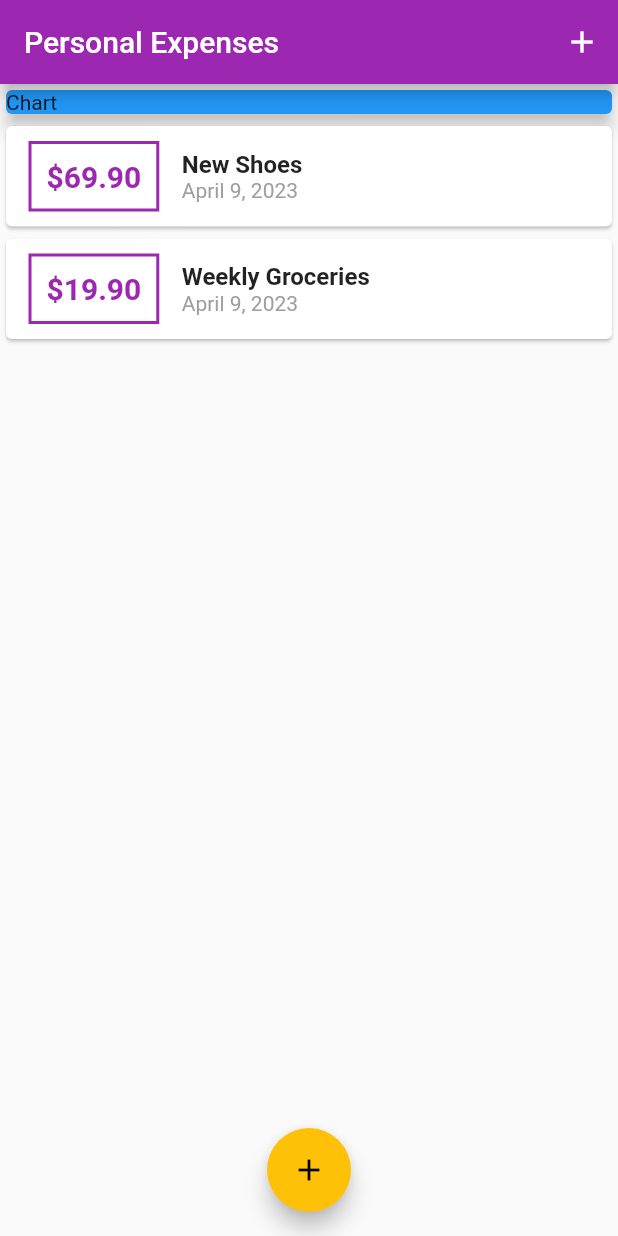
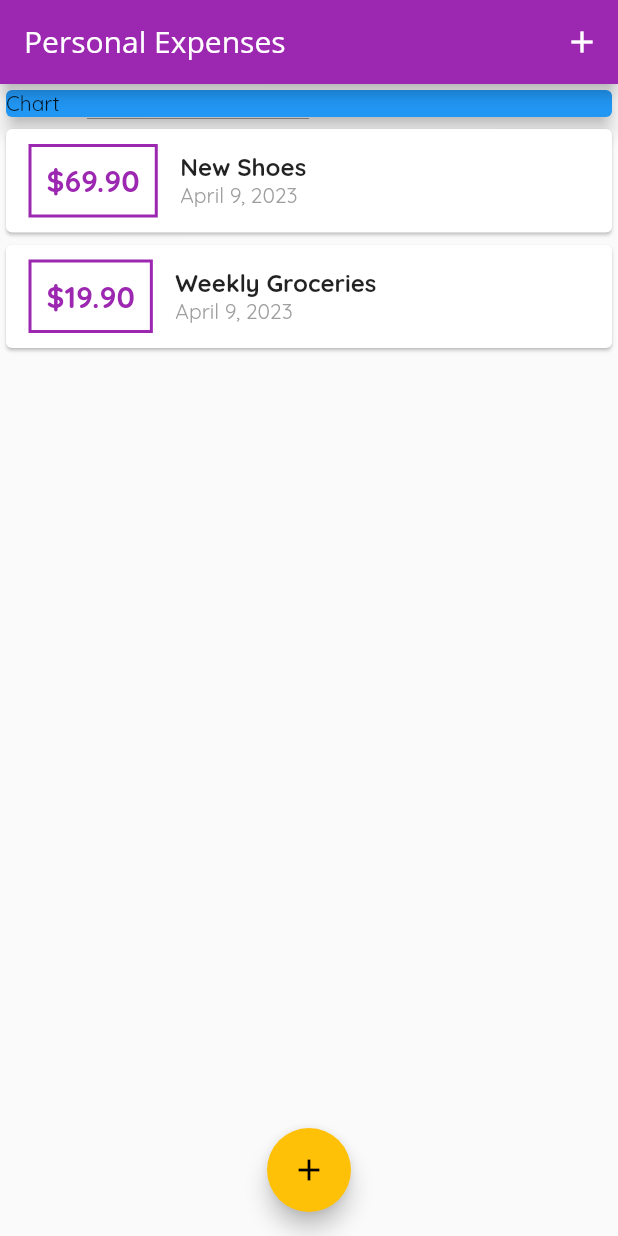
Before and after one commit to Trung-Hieu-Dev/flutter-crud-personal-expenses-app, a Flutter app: the screen it shows after launch, on a phone screen of 412 x 824 dp. Run offline on Flutter 3.47's test engine with Material 2 defaults, Android fonts, the phone set to English and light mode, and no system bars.

Commit message:
Defining & Using Custom Font Themes

```diff
--- a/lib/main.dart
+++ b/lib/main.dart
@@ -15,6 +15,7 @@ class MyApp extends StatelessWidget {
         //set default color for entire app
         primarySwatch: Colors.purple,
         accentColor: Colors.amber,
+        fontFamily: 'QuickSand',
       ),
       home: MyHomePage(),
     );
@@ -71,7 +72,12 @@ class _MyHomePageState extends State<MyHomePage> {
   Widget build(BuildContext context) {
     return Scaffold(
       appBar: AppBar(
-        title: Text('Personal Expenses'),
+        title: Text(
+          'Personal Expenses',
+          style: TextStyle(
+            fontFamily: 'OpenSans',
+          ),
+        ),
         actions: [
           IconButton(
             onPressed: () => _startAddNewTransaction(context),
```
Also changed, not shown: pubspec.yaml (+45 -40 lines), assets/fonts/OpenSans-Bold.ttf (added), assets/fonts/OpenSans-Regular.ttf (added), assets/fonts/Quicksand-Bold.ttf (added), assets/fonts/Quicksand-Light.ttf (added), assets/fonts/Quicksand-Medium.ttf (added), assets/fonts/Quicksand-Regular.ttf (added).
